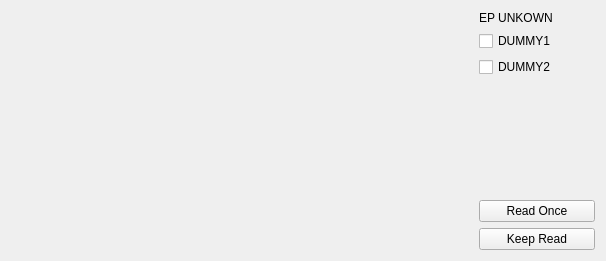
Before: the Qt Designer form src/datatransferwindow/endpointinwidget.ui in NichtsHsu/usb-regulus, drawn with Qt 5.
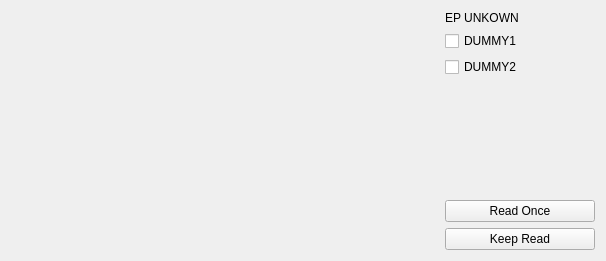
After: the same form once the commit is applied.

Diff of the .ui file:
```diff
--- a/src/datatransferwindow/endpointinwidget.ui
+++ b/src/datatransferwindow/endpointinwidget.ui
@@ -19,12 +19,37 @@
   <property name="windowTitle">
    <string>Form</string>
   </property>
-  <layout class="QHBoxLayout" name="horizontalLayout" stretch="4,1">
+  <layout class="QHBoxLayout" name="horizontalLayout" stretch="4,0">
    <item>
     <widget class="QWidget" name="hexEditPlaceHolder" native="true"/>
    </item>
    <item>
+    <widget class="QWidget" name="widget" native="true">
+     <property name="sizePolicy">
+      <sizepolicy hsizetype="Fixed" vsizetype="Preferred">
+       <horstretch>150</horstretch>
+       <verstretch>0</verstretch>
+      </sizepolicy>
+     </property>
+     <property name="minimumSize">
+      <size>
+       <width>150</width>
+       <height>0</height>
+      </size>
+     </property>
     <layout class="QVBoxLayout" name="verticalLayout">
+      <property name="leftMargin">
+       <number>0</number>
+      </property>
+      <property name="topMargin">
+       <number>0</number>
+      </property>
+      <property name="rightMargin">
+       <number>0</number>
+      </property>
+      <property name="bottomMargin">
+       <number>0</number>
+      </property>
      <item>
       <layout class="QVBoxLayout" name="layoutCheckBoxes">
        <item>
@@ -82,6 +107,7 @@
       </layout>
      </item>
     </layout>
+    </widget>
    </item>
   </layout>
  </widget>
```
Lines whose indentation alone changed are shown as unchanged.
